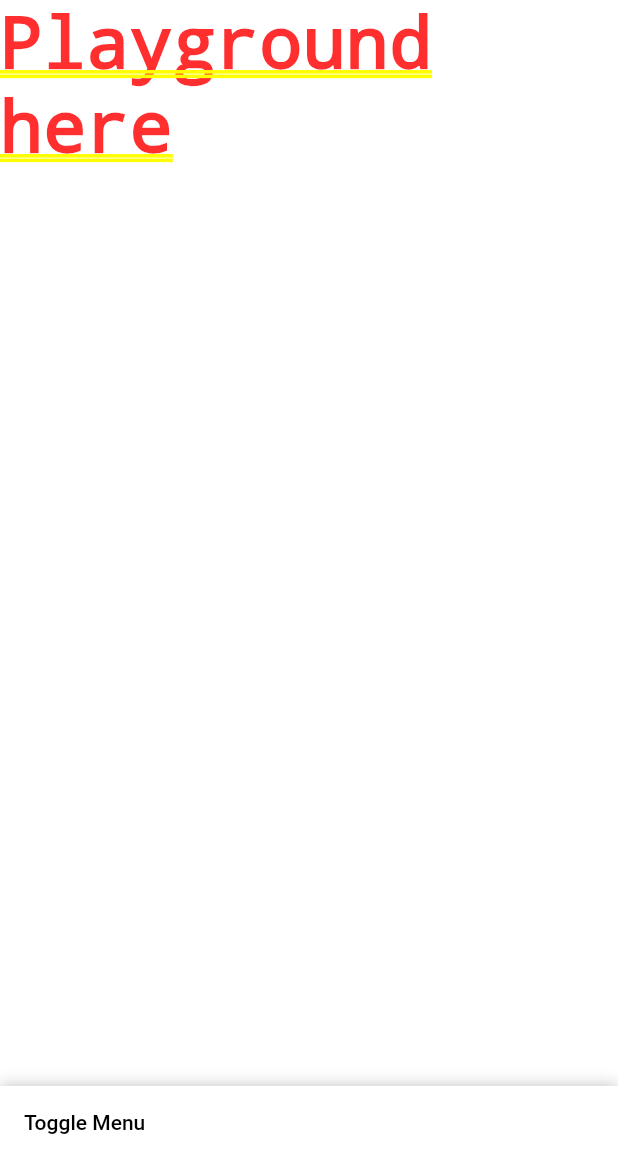
After one commit to marcelscruz/groovr, a Flutter app: the screen it shows after launch, on a phone screen of 412 x 824 dp. The commit adds this screen. Shown: the top 1173 px of the screen. Run offline on Flutter 3.47's test engine with Material 2 defaults, Android fonts, the phone set to English and light mode, and no system bars; drawn by our look-alikes of sliding_up_panel.

Commit message:
Move widgets to different files

```diff
--- /dev/null
+++ b/lib/widgets/bottom_controller.dart
@@ -0,0 +1,28 @@
+import 'package:flutter/material.dart';
+import 'package:sliding_up_panel/sliding_up_panel.dart';
+
+class BottomNavBar extends StatelessWidget {
+  final PanelController panelController;
+
+  BottomNavBar({@required this.panelController});
+
+  @override
+  Widget build(BuildContext context) {
+    return Container(
+      child: FlatButton(
+        child: Text(
+          'Toggle Menu',
+          style: TextStyle(
+            color: Colors.black,
+          ),
+        ),
+        onPressed: () {
+          print('toggle menu');
+          panelController.isPanelClosed
+              ? panelController.open()
+              : panelController.close();
+        },
+      ),
+    );
+  }
+}
--- /dev/null
+++ b/lib/widgets/menu.dart
@@ -0,0 +1,8 @@
+import 'package:flutter/material.dart';
+
+class Menu extends StatelessWidget {
+  @override
+  Widget build(BuildContext context) {
+    return Text('Menu here');
+  }
+}
--- /dev/null
+++ b/lib/widgets/playground.dart
@@ -0,0 +1,8 @@
+import 'package:flutter/material.dart';
+
+class Playground extends StatelessWidget {
+  @override
+  Widget build(BuildContext context) {
+    return Text('Playground here');
+  }
+}
```
Also changed, not shown: lib/main.dart (+8 -51 lines).
